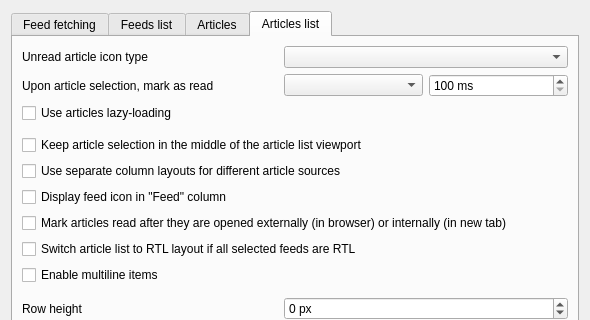
First picture: the form in src/librssguard/gui/settings/settingsfeedsmessages.ui, repository martinrotter/rssguard, before the edit; both pictures show x 0 to 590 and y 0 to 320 of the 590 by 644 pixel window.
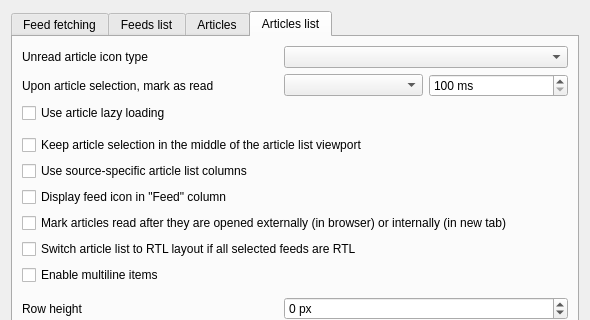
Second picture: the form after the edit. The open tabs and pages were chosen to show the change. Custom widgets are drawn as their Qt base class.

What changed in the file:
```diff
--- a/src/librssguard/gui/settings/settingsfeedsmessages.ui
+++ b/src/librssguard/gui/settings/settingsfeedsmessages.ui
@@ -515,7 +515,7 @@
           <string>Remember article-list columns separately for feeds, categories, accounts, labels, search folders, unread articles, important articles and recycle bin.</string>
          </property>
          <property name="text">
-          <string>Use separate column layouts for different article sources</string>
+          <string>Use source-specific article list columns</string>
          </property>
         </widget>
        </item>
@@ -761,7 +761,7 @@
        <item row="2" column="0" colspan="2">
         <widget class="QCheckBox" name="m_checkArticleListLazyLoading">
          <property name="text">
-          <string>Use articles lazy-loading</string>
+          <string>Use article lazy loading</string>
          </property>
         </widget>
        </item>
```
Left out of the diff: 4 changed lines with no effect on the pictures.
